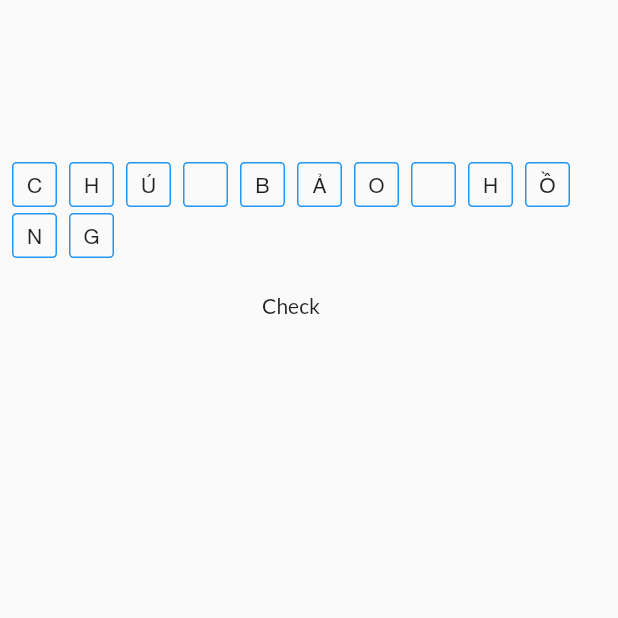
After one commit to nguynduyanh169/vietnamese_learning, a Flutter app: the DemoMatchVocab screen opened directly, on a phone screen of 412 x 824 dp, the top half of it. The commit adds this screen. Run offline on Flutter 3.47's test engine with Material 2 defaults, Android fonts, the phone set to English and light mode, and no system bars; drawn by our look-alikes of reorderables; our stand-ins replace avatar_glow, bloc, cool_alert, dio, flip_card, flutter_bloc and 6 more; missing offline and left inert: flutter_colored_progress_indicators, highlight_text; accounts and stored records are empty; project files that could hold a hidden picture were left out.

Commit message:
add matching

```diff
--- /dev/null
+++ b/lib/src/resources/demo_match_vocab.dart
@@ -0,0 +1,94 @@
+import 'package:flutter/cupertino.dart';
+import 'package:flutter/material.dart';
+import 'package:reorderables/reorderables.dart';
+
+class DemoMatchVocab extends StatefulWidget {
+  DemoMatchVocab({Key key}) : super(key: key);
+
+  _MatchVocabState createState() => _MatchVocabState();
+}
+
+class _MatchVocabState extends State<DemoMatchVocab> {
+  String result = 'CHÚ BẢO HỒNG';
+  List<String> chars;
+  List<Widget> _tiles;
+
+  Widget _element(String content){
+    return Container(
+      width: 30,
+      height: 30,
+      child: Center(child: Text('$content', style: TextStyle(fontFamily: 'Helvetica'),),),
+      decoration: BoxDecoration(
+        borderRadius: BorderRadius.all(Radius.circular(3)),
+        shape: BoxShape.rectangle,
+        border: Border.all(
+          color: Colors.blue,
+          width: 1,
+        ),
+      ),
+    );
+  }
+  @override
+  void initState() {
+    super.initState();
+    _tiles = new List();
+    chars = result.split('').toList();
+    for(String item in chars){
+      _tiles.add(_element(item));
+    }
+  }
+
+  @override
+  Widget build(BuildContext context) {
+    void _onReorder(int oldIndex, int newIndex) {
+      setState(() {
+        Widget row = _tiles.removeAt(oldIndex);
+        String char = chars.removeAt(oldIndex);
+        _tiles.insert(newIndex, row);
+        chars.insert(newIndex, char);
+      });
+    }
+
+    var wrap = ReorderableWrap(
+        spacing: 8.0,
+        runSpacing: 4.0,
+        padding: const EdgeInsets.all(8),
+        children: _tiles,
+        onReorder: _onReorder,
+        onNoReorder: (int index) {
+          debugPrint(
+              '${DateTime.now().toString().substring(5, 22)} reorder cancelled. index:$index');
+        },
+        onReorderStarted: (int index) {
+          debugPrint(
+              '${DateTime.now().toString().substring(5, 22)} reorder started: index:$index');
+        });
+
+    var column = Column(
+      mainAxisAlignment: MainAxisAlignment.center,
+      crossAxisAlignment: CrossAxisAlignment.center,
+      children: <Widget>[wrap],
+    );
+
+    return Scaffold(
+      body: SingleChildScrollView(
+        padding: EdgeInsets.only(top: 100),
+        child: Column(
+          children: <Widget>[
+            column,
+            MaterialButton(
+                onPressed: (){
+                  String check = chars.join('');
+                  for(String item in chars){
+                    print(item);
+                  }
+                  print(check);
+                },
+                child: Text('Check'),
+            )
+          ]
+        ),
+      ),
+    );
+  }
+}
--- a/lib/src/states/learn_vocabulary_state.dart
+++ b/lib/src/states/learn_vocabulary_state.dart
@@ -17,6 +17,11 @@ class LearnVocabularyWriting extends LearnVocabularyState{
   const LearnVocabularyWriting(this.vocabulariesIndex);
 }
 
+class LearnVocabularyPuzzle extends LearnVocabularyState{
+  final int vocabulariesIndex;
+  const LearnVocabularyPuzzle(this.vocabulariesIndex);
+}
+
 class LearnVocabularyDone extends LearnVocabularyState{
   const LearnVocabularyDone();
 }
--- a/pubspec.yaml
+++ b/pubspec.yaml
@@ -36,6 +36,7 @@ dependencies:
   dio: any
   bloc: any
   flutter_bloc: any
+  reorderables: any
 
 
 dev_dependencies:
```
Also changed, not shown: lib/src/cubit/learn_vocabulary_cubit.dart (+9 -0 lines), lib/src/resources/vocab_detail_screen.dart (+25 -0 lines), lib/src/resources/vocabulary_screen.dart (+226 -78 lines), pubspec.lock.
